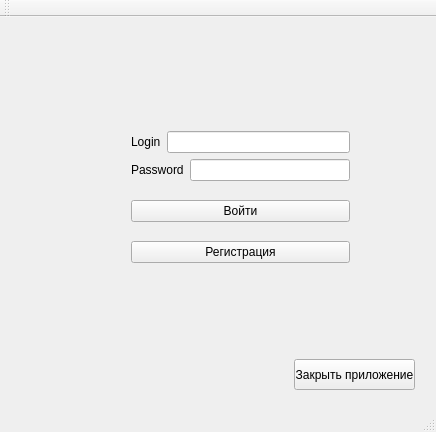
First picture: the form in mainwindow.ui, repository UtopicUnicorn-IKIT/Kursovoy1, before the edit.
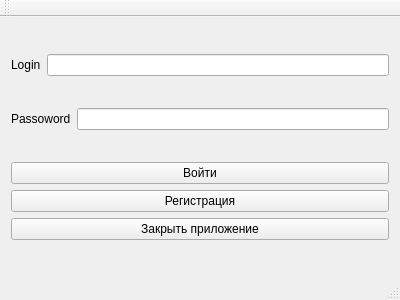
Second picture: the form after the edit.

Patch:
```diff
--- a/mainwindow.ui
+++ b/mainwindow.ui
@@ -6,27 +6,16 @@
    <rect>
     <x>0</x>
     <y>0</y>
-    <width>436</width>
-    <height>432</height>
+    <width>400</width>
+    <height>300</height>
    </rect>
   </property>
   <property name="windowTitle">
    <string>MainWindow</string>
   </property>
   <widget class="QWidget" name="centralWidget">
-   <widget class="QWidget" name="layoutWidget">
-    <property name="geometry">
-     <rect>
-      <x>120</x>
-      <y>90</y>
-      <width>241</width>
-      <height>181</height>
-     </rect>
-    </property>
-    <layout class="QVBoxLayout" name="verticalLayout_2">
-     <item>
-      <layout class="QVBoxLayout" name="verticalLayout">
-       <item>
+   <layout class="QGridLayout" name="gridLayout">
+    <item row="0" column="0">
         <layout class="QHBoxLayout" name="horizontalLayout">
          <item>
           <widget class="QLabel" name="label">
@@ -40,12 +29,12 @@
          </item>
         </layout>
        </item>
-       <item>
+    <item row="1" column="0">
         <layout class="QHBoxLayout" name="horizontalLayout_2">
          <item>
           <widget class="QLabel" name="label_2">
            <property name="text">
-            <string>Password</string>
+         <string>Passoword</string>
            </property>
           </widget>
          </item>
@@ -58,37 +47,32 @@
          </item>
         </layout>
        </item>
-      </layout>
-     </item>
+    <item row="2" column="0">
+     <layout class="QVBoxLayout" name="verticalLayout">
      <item>
-      <widget class="QPushButton" name="pushButton_2">
+       <widget class="QPushButton" name="Enter">
        <property name="text">
         <string>Войти</string>
        </property>
       </widget>
      </item>
      <item>
-      <widget class="QPushButton" name="pushButton">
+       <widget class="QPushButton" name="Registr">
        <property name="text">
         <string>Регистрация</string>
        </property>
       </widget>
      </item>
-    </layout>
-   </widget>
-   <widget class="QPushButton" name="pushButton_3">
-    <property name="geometry">
-     <rect>
-      <x>294</x>
-      <y>342</y>
-      <width>121</width>
-      <height>31</height>
-     </rect>
-    </property>
+      <item>
+       <widget class="QPushButton" name="closeWind">
     <property name="text">
      <string>Закрыть приложение</string>
     </property>
    </widget>
+      </item>
+     </layout>
+    </item>
+   </layout>
   </widget>
   <widget class="QMenuBar" name="menuBar">
    <property name="geometry">
```
Left out of the diff: 6 changed lines with no effect on the pictures. Lines whose indentation alone changed are shown as unchanged.
